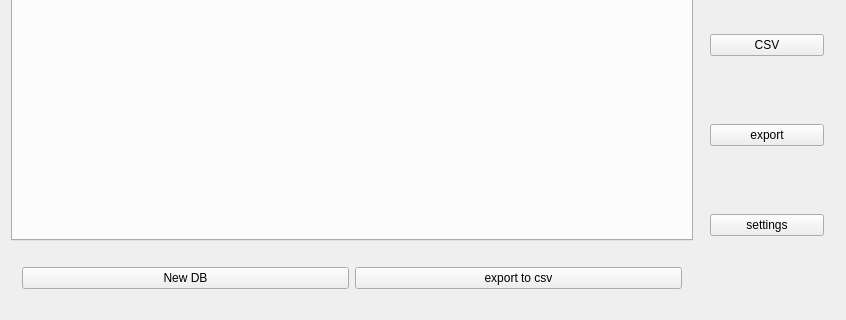
Trother555/ConverTable, file mainwindow.ui: the form before one commit; both pictures show x 0 to 846 and y 140 to 460 of the 846 by 460 pixel window.
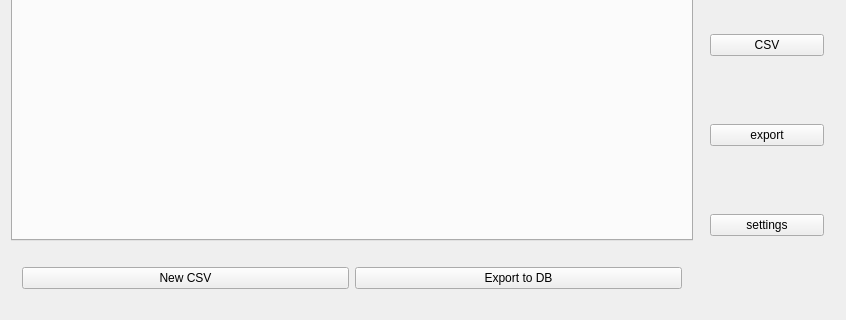
The form after the commit. Custom widgets are drawn as their Qt base class.

```diff
--- a/mainwindow.ui
+++ b/mainwindow.ui
@@ -14,8 +14,8 @@
    <string>MainWindow</string>
   </property>
   <widget class="QWidget" name="centralWidget">
-   <layout class="QHBoxLayout" name="horizontalLayout">
-    <item>
+   <layout class="QGridLayout" name="gridLayout_6">
+    <item row="0" column="0">
      <widget class="QWidget" name="widget_2" native="true">
       <property name="sizePolicy">
        <sizepolicy hsizetype="Preferred" vsizetype="Preferred">
@@ -23,10 +23,7 @@
         <verstretch>0</verstretch>
        </sizepolicy>
       </property>
-      <layout class="QVBoxLayout" name="verticalLayout">
-       <property name="spacing">
-        <number>0</number>
-       </property>
+      <layout class="QGridLayout" name="gridLayout_7">
        <property name="leftMargin">
         <number>0</number>
        </property>
@@ -39,13 +36,13 @@
        <property name="bottomMargin">
         <number>0</number>
        </property>
-       <item>
+       <item row="0" column="0">
         <widget class="QStackedWidget" name="stackedWidget">
          <property name="styleSheet">
           <string notr="true"/>
          </property>
          <property name="currentIndex">
-          <number>0</number>
+          <number>1</number>
          </property>
          <widget class="QWidget" name="tables">
           <property name="sizePolicy">
@@ -68,7 +65,7 @@
             <number>0</number>
            </property>
            <property name="spacing">
-            <number>0</number>
+            <number>6</number>
            </property>
            <item row="0" column="0">
             <widget class="QWidget" name="widget_3" native="true">
@@ -135,13 +132,97 @@
            </item>
           </layout>
          </widget>
-         <widget class="QWidget" name="page_3"/>
+         <widget class="QWidget" name="CSV">
+          <layout class="QGridLayout" name="gridLayout_9">
+           <property name="leftMargin">
+            <number>0</number>
+           </property>
+           <property name="topMargin">
+            <number>0</number>
+           </property>
+           <property name="rightMargin">
+            <number>0</number>
+           </property>
+           <property name="bottomMargin">
+            <number>0</number>
+           </property>
+           <item row="0" column="0">
+            <widget class="QWidget" name="widget_5" native="true">
+             <layout class="QGridLayout" name="gridLayout_8">
+              <property name="leftMargin">
+               <number>0</number>
+              </property>
+              <property name="topMargin">
+               <number>0</number>
+              </property>
+              <property name="rightMargin">
+               <number>0</number>
+              </property>
+              <property name="bottomMargin">
+               <number>0</number>
+              </property>
+              <property name="horizontalSpacing">
+               <number>0</number>
+              </property>
+              <property name="verticalSpacing">
+               <number>6</number>
+              </property>
+              <item row="0" column="0">
+               <widget class="QTabWidget" name="TableCSV">
+                <property name="sizePolicy">
+                 <sizepolicy hsizetype="Expanding" vsizetype="Expanding">
+                  <horstretch>0</horstretch>
+                  <verstretch>6</verstretch>
+                 </sizepolicy>
+                </property>
+                <property name="styleSheet">
+                 <string notr="true"/>
+                </property>
+                <property name="currentIndex">
+                 <number>-1</number>
+                </property>
+               </widget>
+              </item>
+              <item row="1" column="0">
+               <widget class="QWidget" name="widget_6" native="true">
+                <property name="sizePolicy">
+                 <sizepolicy hsizetype="Preferred" vsizetype="Preferred">
+                  <horstretch>0</horstretch>
+                  <verstretch>1</verstretch>
+                 </sizepolicy>
+                </property>
+                <layout class="QGridLayout" name="gridLayout_5">
+                 <item row="0" column="0">
+                  <widget class="QPushButton" name="ButtonOpenNewCSV">
+                   <property name="styleSheet">
+                    <string notr="true"/>
+                   </property>
+                   <property name="text">
+                    <string>New CSV</string>
+                   </property>
+                  </widget>
+                 </item>
+                 <item row="0" column="1">
+                  <widget class="QPushButton" name="ButtonExportToDB">
+                   <property name="text">
+                    <string>Export to DB</string>
+                   </property>
+                  </widget>
+                 </item>
+                </layout>
+               </widget>
+              </item>
+             </layout>
+            </widget>
+           </item>
+          </layout>
+         </widget>
         </widget>
        </item>
       </layout>
      </widget>
     </item>
-    <item>
+    <item row="0" column="1">
      <widget class="QWidget" name="widget" native="true">
       <property name="sizePolicy">
        <sizepolicy hsizetype="Preferred" vsizetype="Preferred">
```
